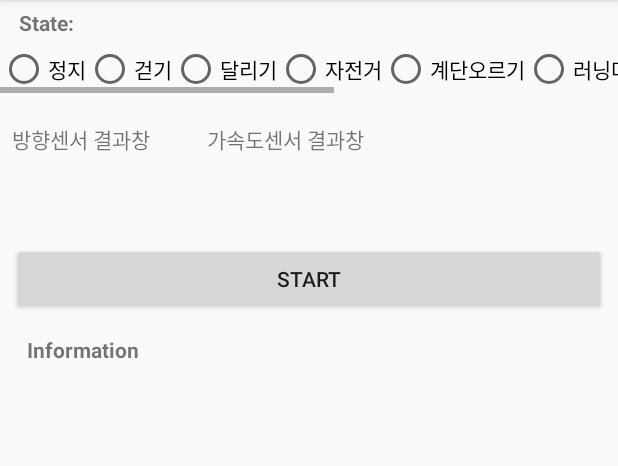
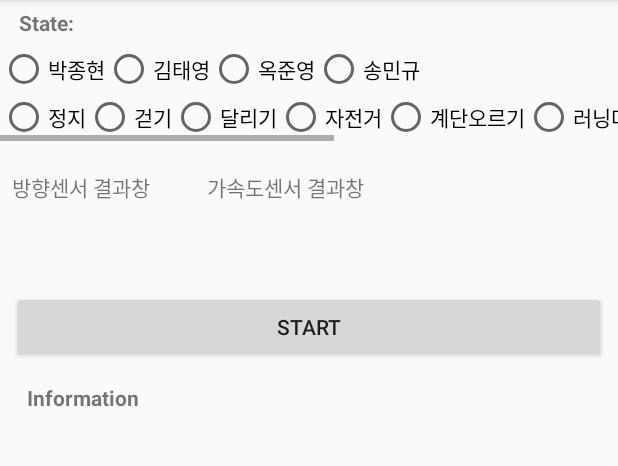
Before and after one commit to pjh6818/MaLID, an Android app: the MainActivity screen opened directly, with no data from a screen before it, on a phone screen of 412 x 824 dp, the part 84-550 px from its top. Run offline under Robolectric (Android 15) with nearby library versions, the phone set to English and light mode, and no system bars.

Commit message:
이름 태그 추가

```diff
--- a/MALID/Data-Collector/app/src/main/java/malid/datacollector/Activities/MainActivity.java
+++ b/MALID/Data-Collector/app/src/main/java/malid/datacollector/Activities/MainActivity.java
@@ -54,7 +54,7 @@ public class MainActivity extends AppCompatActivity implements SensorEventListen
     BluetoothDevice bluetoothDevice;
 
     Button btnServer;
-    RadioGroup rg1;
+    RadioGroup rg1, rg2;
     TextView txtState, txtTimer, txtByte, txt_heart, serverView;
     HRThread hrthread = new HRThread();
     // GetCountThread getcountThread = new GetCountThread();
@@ -72,6 +72,7 @@ public class MainActivity extends AppCompatActivity implements SensorEventListen
     int prev_step=0, prev_distance=0, prev_cal=0;
     int curr_step=0, curr_distance=0, curr_cal=0;
     int Heart_rate=0, Label=-1;
+    int nametag=-1;
 
     ArrayList<Integer> HR_list = new ArrayList();
     ArrayList<Float> XYZ_list = new ArrayList();
@@ -93,7 +94,7 @@ public class MainActivity extends AppCompatActivity implements SensorEventListen
         newUiOptions ^= View.SYSTEM_UI_FLAG_IMMERSIVE_STICKY;
         this.getWindow().getDecorView().setSystemUiVisibility(newUiOptions);
 
-        //initializeObjects();
+        initializeObjects();
         initilaizeComponents();
         initializeEvents();
 
@@ -110,7 +111,6 @@ public class MainActivity extends AppCompatActivity implements SensorEventListen
     }
 
     String getBoundedDevice() {   // MI Band 2 MAC address 자동등록
-        bluetoothAdapter = BluetoothAdapter.getDefaultAdapter();
         Set<BluetoothDevice> boundedDevice = bluetoothAdapter.getBondedDevices();
         for (BluetoothDevice bd : boundedDevice) {
             if (bd.getName().contains("MI Band 2")) {
@@ -151,6 +151,7 @@ public class MainActivity extends AppCompatActivity implements SensorEventListen
 
     void initilaizeComponents() {
         rg1=(RadioGroup)findViewById(R.id.RG1);
+        rg2=(RadioGroup)findViewById(R.id.RG2);
         btnServer = (Button) findViewById(R.id.btnServer);
         txtState = (TextView) findViewById(R.id.txtState);
         txtTimer = (TextView) findViewById(R.id.txtTimer);
@@ -176,11 +177,25 @@ public class MainActivity extends AppCompatActivity implements SensorEventListen
                else Label=-1;
            }
        });
+        rg2.setOnCheckedChangeListener(new RadioGroup.OnCheckedChangeListener() {
+            @Override
+            public void onCheckedChanged(RadioGroup radioGroup, int checkedname) {
+                if(checkedname==R.id.park)nametag=1;
+                else if(checkedname==R.id.kim)nametag=2;
+                else if(checkedname==R.id.ok)nametag=3;
+                else if(checkedname==R.id.song)nametag=4;
+                else nametag =-1;
+            }
+        });
 
         btnServer.setOnLongClickListener(new View.OnLongClickListener() {
             @Override
             public boolean onLongClick(View v) {
-                if(running == false && Label!=-1) {   // 서버전송 시작
+                if(Label == -1)
+                    Toast.makeText(getApplicationContext(),"운동종류를 선택하세요.", Toast.LENGTH_SHORT).show();
+                else if(nametag == -1)
+                    Toast.makeText(getApplicationContext(),"이름을 선택하세요.", Toast.LENGTH_SHORT).show();
+                else if(running == false) {   // 서버전송 시작
                     prev_step=0;
                     prev_distance=0;
                     prev_cal=0;
@@ -207,7 +222,7 @@ public class MainActivity extends AppCompatActivity implements SensorEventListen
                     thread = new Thread(hrthread);
                     thread.start();
                 }
-                else if(running == true && Label!=-1){      // 서버전송 종료
+                else if(running == true){      // 서버전송 종료
                     Toast.makeText(getApplicationContext(),"서버 전송을 중지합니다.", Toast.LENGTH_SHORT).show();
                     btnServer.setText("Start");
                     getInformation();
@@ -217,7 +232,7 @@ public class MainActivity extends AppCompatActivity implements SensorEventListen
                     thread.interrupt();
                 }
                 else
-                    Toast.makeText(getApplicationContext(),"운동종류를 선택하세요.", Toast.LENGTH_SHORT).show();
+                    Toast.makeText(getApplicationContext(),"알 수 없는 오류 발생", Toast.LENGTH_SHORT).show();
                 return true;
             }
         });
@@ -254,12 +269,13 @@ public class MainActivity extends AppCompatActivity implements SensorEventListen
                 }
                 time ++;    // time 1증가
                 publishProgress();      // onProgressUpdate 호출
-                /*if(time!=0 && time%5==0){
+                if(time!=0 && time%5==0){
                     try {
                         JSONObject jsonObject = new JSONObject();
                         jsonObject.accumulate("HeartRate", Heart_rate);
                         jsonObject.accumulate("XYZ_list", XYZ_list);
                         jsonObject.accumulate("Label", Label);
+                        jsonObject.accumulate("Name", nametag);
                         HttpURLConnection con = null;
                         BufferedReader reader = null;
 
@@ -292,7 +308,7 @@ public class MainActivity extends AppCompatActivity implements SensorEventListen
                                 buffer.append(line);
                             }
                             XYZ_list.clear();
-                            //serverView.setText(buffer.toString());//서버로 부터 받은 문자 textView에 출력
+                            serverView.setText(buffer.toString());//서버로 부터 받은 문자 textView에 출력
                             Log.v("test", "receive data from server");
                         } catch (MalformedURLException e){
                             e.printStackTrace();
@@ -314,7 +330,7 @@ public class MainActivity extends AppCompatActivity implements SensorEventListen
 
                         e.printStackTrace();
                     }
-                }*/
+                }
             }
             return null;
         }
--- a/MALID/Data-Collector/app/src/main/res/layout/activity_main.xml
+++ b/MALID/Data-Collector/app/src/main/res/layout/activity_main.xml
@@ -14,7 +14,7 @@
         <LinearLayout
             android:id="@+id/linearLayout4"
             android:layout_width="wrap_content"
-            android:layout_height="wrap_content"
+            android:layout_height="0dp"
             android:layout_marginEnd="7dp"
             android:layout_marginStart="7dp"
             android:layout_weight="1"
@@ -35,6 +35,46 @@
                 android:layout_weight="0.9" />
 
         </LinearLayout>
+        <LinearLayout
+            android:id="@+id/linearLayout5"
+            android:layout_width="match_parent"
+            android:layout_height="wrap_content"
+            android:orientation="vertical">
+
+            <RadioGroup
+                android:id="@+id/RG2"
+                android:layout_width="wrap_content"
+                android:layout_height="wrap_content"
+                android:orientation="horizontal">
+                <RadioButton
+                    android:id="@+id/park"
+                    android:layout_width="wrap_content"
+                    android:layout_height="wrap_content"
+                    android:layout_weight="1"
+                    android:text="박종현" />
+
+                <RadioButton
+                    android:id="@+id/kim"
+                    android:layout_width="wrap_content"
+                    android:layout_height="wrap_content"
+
+                    android:text="김태영" />
+
+                <RadioButton
+                    android:id="@+id/ok"
+                    android:layout_width="wrap_content"
+                    android:layout_height="wrap_content"
+
+                    android:text="옥준영" />
+
+                <RadioButton
+                    android:id="@+id/song"
+                    android:layout_width="wrap_content"
+                    android:layout_height="wrap_content"
+
+                    android:text="송민규" />
+            </RadioGroup>
+        </LinearLayout>
         <HorizontalScrollView
             android:id="@+id/scrollview1"
             android:layout_width="match_parent"
@@ -42,7 +82,7 @@
 
                 <RadioGroup
                     android:id="@+id/RG1"
-                    android:layout_width="match_parent"
+                    android:layout_width="wrap_content"
                     android:layout_height="match_parent"
                     android:orientation="horizontal">
 
```
